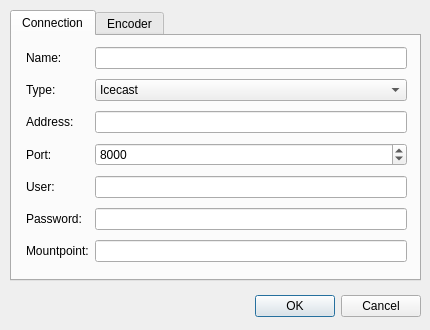
Old version of the form serverconnectiondialog.ui in the repository napcode/appstream.
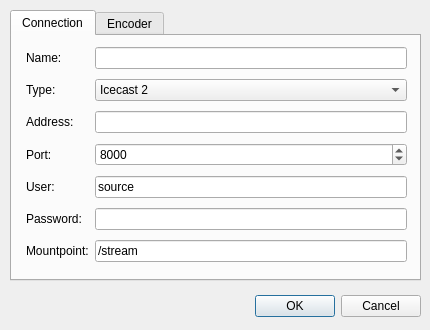
New version of the form.

What changed in the file:
```diff
--- a/serverconnectiondialog.ui
+++ b/serverconnectiondialog.ui
@@ -115,9 +115,17 @@
       </item>
       <item row="2" column="1">
        <widget class="QComboBox" name="cbType">
+        <property name="currentIndex">
+         <number>1</number>
+        </property>
         <item>
          <property name="text">
-          <string>Icecast</string>
+          <string>Icecast 1</string>
+         </property>
+        </item>
+        <item>
+         <property name="text">
+          <string>Icecast 2</string>
          </property>
         </item>
         <item>
@@ -145,7 +153,11 @@
        </widget>
       </item>
       <item row="5" column="1">
-       <widget class="QLineEdit" name="edUser"/>
+       <widget class="QLineEdit" name="edUser">
+        <property name="text">
+         <string>source</string>
+        </property>
+       </widget>
       </item>
       <item row="6" column="1">
        <widget class="QLineEdit" name="edPassword">
@@ -155,7 +167,11 @@
        </widget>
       </item>
       <item row="7" column="1">
-       <widget class="QLineEdit" name="edMountpoint"/>
+       <widget class="QLineEdit" name="edMountpoint">
+        <property name="text">
+         <string>/stream</string>
+        </property>
+       </widget>
       </item>
      </layout>
     </widget>
```
Left out of the diff: 11 changed lines with no effect on the pictures.
